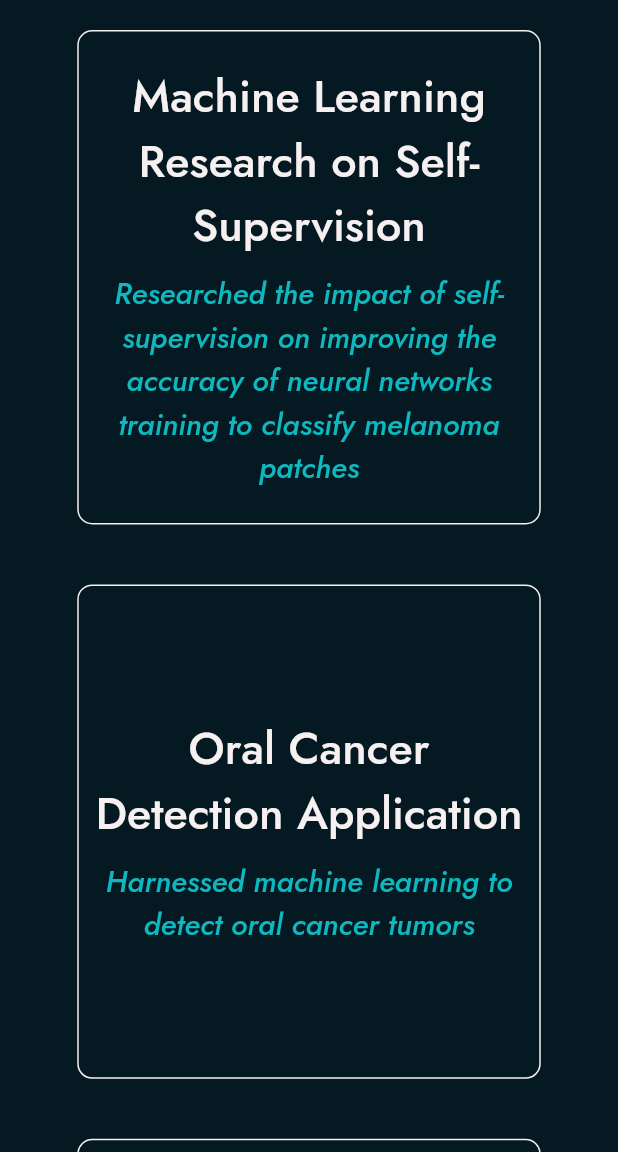
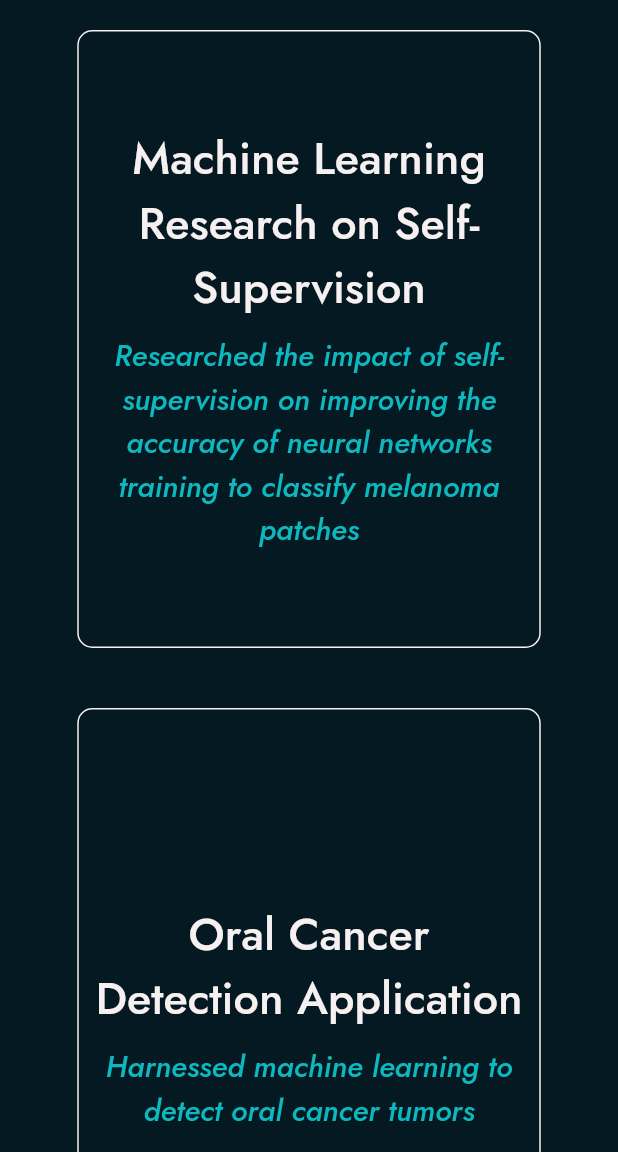
Before and after one commit to vsmart-06/vsmart-06.github.io, a Flutter app: the Projects screen opened by its route, on a phone screen of 412 x 824 dp, the part 84-1236 px from its top. Run offline on Flutter 3.47's test engine with Material 3 defaults, Android fonts, the phone set to English and light mode, and no system bars; our stand-ins replace animated_text_kit, google_fonts; missing offline and left inert: dart:html; network calls fail.

Commit message:
Made some dimension changes

```diff
--- a/lib/widgets/item_card.dart
+++ b/lib/widgets/item_card.dart
@@ -63,10 +63,8 @@ class _ItemCardState extends State<ItemCard>
                 ? 0.25
                 : 0.75),
         height: widget.organization == null
-            ? (MediaQuery.of(context).orientation == Orientation.landscape
-                ? MediaQuery.of(context).size.height * 0.6
-                : MediaQuery.of(context).size.height * 0.5)
-            : MediaQuery.of(context).size.height * 0.7,
+            ? MediaQuery.of(context).size.height * (MediaQuery.of(context).orientation == Orientation.landscape ? 0.6 : 0.8)
+            : MediaQuery.of(context).size.height * (MediaQuery.of(context).orientation == Orientation.landscape ? 0.7 : 0.9),
         child: Padding(
           padding: const EdgeInsets.all(10.0),
           child: Card(
--- a/lib/widgets/project.dart
+++ b/lib/widgets/project.dart
@@ -74,7 +74,9 @@ class _ProjectState extends State<Project> {
                   (MediaQuery.of(context).orientation == Orientation.landscape
                       ? 0.25
                       : 0.75),
-              MediaQuery.of(context).size.height * 0.4)),
+              MediaQuery.of(context).size.height * (MediaQuery.of(context).orientation == Orientation.landscape
+                      ? 0.4
+                      : 0.5))),
           backgroundColor: WidgetStateProperty.all(color),
           shape: WidgetStateProperty.all(RoundedRectangleBorder(
               side: BorderSide(color: theme[0]),
```
Also changed, not shown: lib/pages/home_page.dart (+8 -6 lines).
